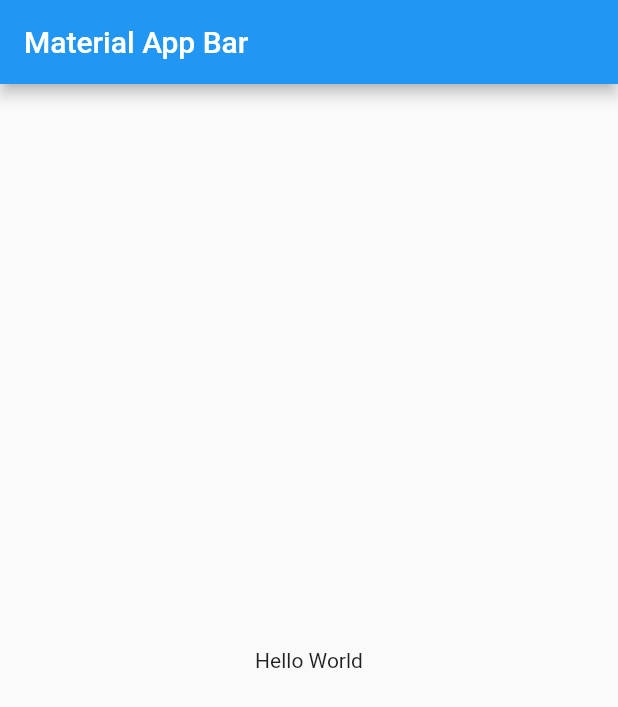
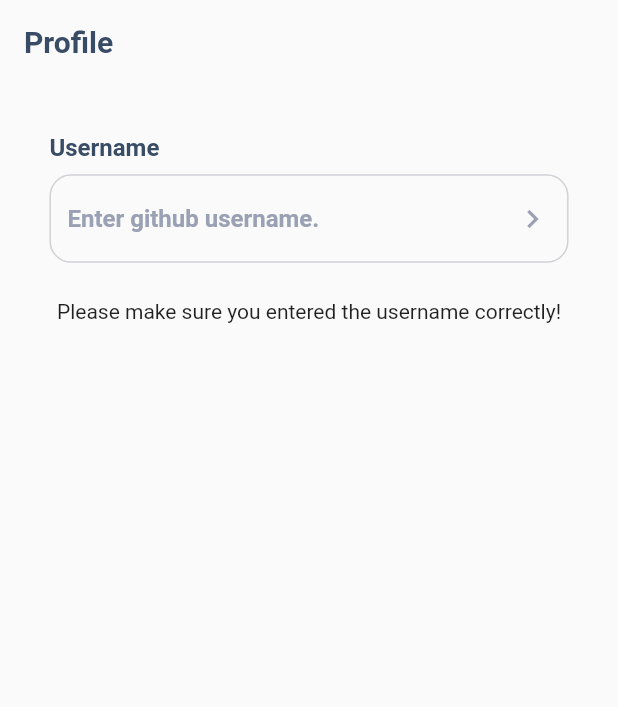
Before and after one commit to akaanuzman/github_app, a Flutter app: the screen it shows after launch, on a phone screen of 412 x 824 dp. Shown: the top 707 px of the screen. Run offline on Flutter 3.47's test engine with Material 2 defaults, Android fonts, the light colour scheme and no system bars; our stand-ins replace animate_do, cached_network_image, dio; accounts and stored records are empty.

Commit message:
home page complated.

```diff
--- /dev/null
+++ b/lib/core/components/circle_load/circle_load.dart
@@ -0,0 +1,9 @@
+import 'package:flutter/material.dart';
+
+class CircleLoad extends Center {
+  const CircleLoad({Key? key})
+      : super(
+          key: key,
+          child: const CircularProgressIndicator(),
+        );
+}
--- a/lib/core/components/container/skeleton_container.dart
+++ /dev/null
@@ -1,20 +0,0 @@
-import 'package:flutter/material.dart';
-
-import '../../extensions/app_extensions.dart';
-
-class SkeletonContainer extends AspectRatio {
-  SkeletonContainer({
-    Key? key,
-    required double aspectRaito,
-    required BuildContext context,
-  }) : super(
-          key: key,
-          aspectRatio: aspectRaito,
-          child: Container(
-            decoration: BoxDecoration(
-              color: context.secondaryTextColor.withOpacity(0.5),
-              borderRadius: context.lowBorderRadius,
-            ),
-          ),
-        );
-}
--- /dev/null
+++ b/lib/core/components/image/responsive_image.dart
@@ -0,0 +1,22 @@
+import 'package:flutter/material.dart';
+
+import '../../../core/extensions/app_extensions.dart';
+import 'special_image.dart';
+
+class ResponsiveImage extends AspectRatio {
+  ResponsiveImage({
+    Key? key,
+    required String url,
+    required BuildContext context,
+  }) : super(
+          key: key,
+          aspectRatio: 1.75,
+          child: Center(
+            child: Material(
+              clipBehavior: Clip.antiAliasWithSaveLayer,
+              borderRadius: context.highBorderRadius * 3,
+              child: SpecialImage(url: url),
+            ),
+          ),
+        );
+}
--- /dev/null
+++ b/lib/core/components/image/special_image.dart
@@ -0,0 +1,28 @@
+import 'package:cached_network_image/cached_network_image.dart';
+import 'package:flutter/material.dart';
+
+import '../../../core/extensions/app_extensions.dart';
+
+class SpecialImage extends CachedNetworkImage {
+  final String url;
+
+  SpecialImage({Key? key, required this.url})
+      : super(
+          key: key,
+          imageUrl: url,
+          placeholder: (context, url) => const CircularProgressIndicator(),
+          errorWidget: (context, url, error) => Center(
+            child: Row(
+              mainAxisAlignment: MainAxisAlignment.center,
+              children: [
+                const Text("Gerekli resim bulunamadı !"),
+                context.emptySizedWidthBoxLow,
+                Icon(
+                  Icons.error,
+                  color: context.red,
+                ),
+              ],
+            ),
+          ),
+        );
+}
--- /dev/null
+++ b/lib/core/components/text/subtitle1_text.dart
@@ -0,0 +1,24 @@
+import 'package:flutter/material.dart';
+
+import '../../../core/extensions/app_extensions.dart';
+
+class Subtitle1Text extends Text {
+  Subtitle1Text({
+    Key? key,
+    required BuildContext context,
+    required String data,
+    Color? color,
+    FontWeight? fontWeight,
+    double? fontSize,
+    String? fontFamily
+  }) : super(
+          data,
+          key: key,
+          style: context.textTheme.subtitle1!.copyWith(
+            color: color ?? context.textColor,
+            fontWeight: fontWeight ?? FontWeight.bold,
+            fontSize: fontSize,
+            fontFamily: fontFamily
+          ),
+        );
+}
--- /dev/null
+++ b/lib/core/components/text/subtitle2_text.dart
@@ -0,0 +1,22 @@
+import 'package:flutter/material.dart';
+
+import '../../../core/extensions/app_extensions.dart';
+
+class Subtitle2Text extends Text {
+  Subtitle2Text({
+    Key? key,
+    required BuildContext context,
+    required String data,
+    FontWeight? fontWeight,
+    double? fontSize,
+    String? fontFamily
+  }) : super(
+          data,
+          key: key,
+          style: context.textTheme.subtitle2!.copyWith(
+            fontWeight: fontWeight ?? FontWeight.bold,
+            fontSize: fontSize,
+            fontFamily: fontFamily
+          ),
+        );
+}
--- /dev/null
+++ b/lib/core/components/textformfield/app_text_form_field.dart
@@ -0,0 +1,82 @@
+import 'package:flutter/material.dart';
+import 'package:flutter/services.dart';
+
+import '../../../core/extensions/app_extensions.dart';
+
+class AppTextFormField extends TextFormField {
+  AppTextFormField({
+    Key? key,
+    required BuildContext context,
+    String? labelText,
+    TextStyle? labelStyle,
+    String? hintText,
+    TextStyle? hintStyle,
+    String? initialValue,
+    String? Function(String?)? validator,
+    Function(String?)? onSaved,
+    Function(String)? onChanged,
+    bool saveAttempted = false,
+    TextInputAction textInputAction = TextInputAction.next,
+    TextInputType? keyboardType,
+    bool obscureText = false,
+    EdgeInsetsGeometry? contentPadding,
+    IconButton? suffixIcon,
+    Widget? prefixIcon,
+    Widget? prefix,
+    Widget? suffix,
+    String? errorText,
+    List<TextInputFormatter>? inputFormatters,
+    OutlineInputBorder? enabledBorder,
+    OutlineInputBorder? focusedBorder,
+    TextEditingController? controller,
+  }) : super(
+          initialValue: initialValue,
+          autovalidateMode: saveAttempted
+              ? AutovalidateMode.always
+              : AutovalidateMode.disabled,
+          controller: controller,
+          textInputAction: textInputAction,
+          keyboardType: keyboardType,
+          obscureText: obscureText,
+          inputFormatters: inputFormatters,
+          decoration: InputDecoration(
+            contentPadding: contentPadding,
+            prefix: prefix,
+            suffix: suffix,
+            labelText: labelText,
+            labelStyle: labelStyle ??
+                context.textTheme.subtitle1!.copyWith(
+                  color: context.secondaryTextColor,
+                  fontWeight: FontWeight.w600,
+                ),
+            hintText: hintText,
+            hintStyle: hintStyle ??
+                context.textTheme.subtitle1!.copyWith(
+                  color: context.secondaryTextColor,
+                  fontWeight: FontWeight.w600,
+                ),
+            suffixIcon: suffixIcon,
+            prefixIcon: prefixIcon,
+            errorText: errorText,
+            enabledBorder: enabledBorder,
+            focusedBorder: focusedBorder,
+            focusedErrorBorder: OutlineInputBorder(
+              borderRadius: context.lowBorderRadius,
+              borderSide: const BorderSide(color: Colors.red),
+            ),
+            errorBorder: OutlineInputBorder(
+              borderRadius: context.lowBorderRadius,
+              borderSide: const BorderSide(color: Colors.red),
+            ),
+          ),
+          style: context.textTheme.subtitle1!.copyWith(
+            fontWeight: FontWeight.w600,
+            color: context.textColor,
+          ),
+          onSaved: onSaved,
+          onChanged: onChanged,
+          validator: validator,
+          textAlign: TextAlign.left,
+          key: key,
+        );
+}
--- /dev/null
+++ b/lib/core/components/textformfield/bordered_text_form_field.dart
@@ -0,0 +1,57 @@
+import 'package:flutter/material.dart';
+import 'package:flutter/services.dart';
+
+import '../../../core/extensions/app_extensions.dart';
+import 'app_text_form_field.dart';
+
+class BorderedTextFormField extends AppTextFormField {
+  BorderedTextFormField(
+      {Key? key,
+      required BuildContext context,
+      String? labelText,
+      TextStyle? labelStyle,
+      String? hintText,
+      TextStyle? hintStyle,
+      String? initialValue,
+      String? Function(String?)? validator,
+      Function(String?)? onSaved,
+      Function(String)? onChanged,
+      bool saveAttempted = false,
+      TextInputAction textInputAction = TextInputAction.next,
+      TextInputType? keyboardType,
+      bool obscureText = false,
+      EdgeInsetsGeometry? contentPadding,
+      IconButton? suffixIcon,
+      Widget? prefixIcon,
+      Widget? prefix,
+      Widget? suffix,
+      String? errorText,
+      List<TextInputFormatter>? inputFormatters,
+      BorderRadius? borderRadius,
+      TextEditingController? controller})
+      : super(
+          key: key,
+          context: context,
+          controller: controller,
+          labelText: labelText,
+          labelStyle: labelStyle,
+          hintText: hintText,
+          hintStyle: hintStyle,
+          obscureText: obscureText,
+          contentPadding: contentPadding,
+          validator: validator,
+          prefix: prefix,
+          suffix: suffix,
+          suffixIcon: suffixIcon,
+          prefixIcon: prefixIcon,
+          keyboardType: keyboardType,
+          enabledBorder: OutlineInputBorder(
+            borderRadius: borderRadius ?? context.lowBorderRadius,
+            borderSide: BorderSide(color: context.grey4),
+          ),
+          focusedBorder: OutlineInputBorder(
+            borderRadius: borderRadius ?? context.lowBorderRadius,
+            borderSide: BorderSide(color: context.grey),
+          ),
+        );
+}
--- a/lib/core/constants/application_constants.dart
+++ b/lib/core/constants/application_constants.dart
@@ -11,5 +11,5 @@ class ApplicationConstants {
 
   ApplicationConstants.init();
 
-  final String servicePath = "https://bulut.eyartu.com/app/";
+  final String servicePath = "https://api.github.com/users/";
 }
--- /dev/null
+++ b/lib/features/home/model/user_model.dart
@@ -0,0 +1,44 @@
+// ignore_for_file: non_constant_identifier_names
+
+import 'package:json_annotation/json_annotation.dart';
+part 'user_model.g.dart';
+
+@JsonSerializable()
+class UserModel {
+  String? login;
+  String? avatar_url;
+  String? url;
+  String? html_url;
+  String? name;
+  String? company;
+  String? blog;
+  String? location;
+  String? email;
+  String? bio;
+  String? twitter_username;
+  int? public_repos;
+  int? followers;
+  int? following;
+
+  UserModel({
+    this.login,
+    this.avatar_url,
+    this.url,
+    this.html_url,
+    this.name,
+    this.company,
+    this.blog,
+    this.location,
+    this.email,
+    this.bio,
+    this.twitter_username,
+    this.public_repos,
+    this.followers,
+    this.following,
+  });
+
+  factory UserModel.fromJson(Map<String, dynamic> json) =>
+      _$UserModelFromJson(json);
+
+  Map<String, dynamic> get toJson => _$UserModelToJson(this);
+}
--- /dev/null
+++ b/lib/features/home/service/IUserService.dart
@@ -0,0 +1,13 @@
+// ignore_for_file: file_names
+
+import 'package:dio/dio.dart';
+
+import '../model/user_model.dart';
+
+abstract class IUserService {
+  final Dio dio;
+
+  IUserService(this.dio);
+
+  Future<UserModel> fetchUserItems(String username);
+}
--- /dev/null
+++ b/lib/features/home/service/user_service.dart
@@ -0,0 +1,39 @@
+import 'dart:io';
+
+import 'package:dio/dio.dart';
+import '../model/user_model.dart';
+import 'user_service_end_points.dart';
+
+import 'IUserService.dart';
+
+class UserService extends IUserService {
+  UserService(Dio dio) : super(dio);
+  @override
+  Future<UserModel> fetchUserItems(String username) async {
+    final String rawValue = UserServiceEndPoints.USER.rawValue(username);
+
+    final response = await dio.get(rawValue);
+
+    if (response.statusCode == HttpStatus.ok) {
+      final data = response.data;
+      print(data['login']);
+      return UserModel(
+          login: data['login'],
+          avatar_url: data['avatar_url'],
+          url: data['url'],
+          html_url: data['html_url'],
+          name: data['name'],
+          company: data['company'],
+          blog: data['blog'],
+          location: data['location'],
+          email: data['email'],
+          bio: data['bio'],
+          twitter_username: data['twitter_username'],
+          public_repos: data['public_repos'],
+          followers: data['followers'],
+          following: data['following']);
+    }
+
+    return UserModel();
+  }
+}
--- /dev/null
+++ b/lib/features/home/service/user_service_end_points.dart
@@ -0,0 +1,12 @@
+// ignore_for_file: constant_identifier_names
+
+enum UserServiceEndPoints { USER }
+
+extension ProductServiceExtension on UserServiceEndPoints {
+  String rawValue(String username) {
+    switch (this) {
+      case UserServiceEndPoints.USER:
+        return '/$username';
+    }
+  }
+}
--- /dev/null
+++ b/lib/features/home/view/home_view.dart
@@ -0,0 +1,168 @@
+// ignore_for_file: must_be_immutable
+
+import 'package:animate_do/animate_do.dart';
+import 'package:flutter/material.dart';
+import 'package:github_app/core/base/view/base_view.dart';
+import 'package:github_app/core/components/circle_load/circle_load.dart';
+import 'package:github_app/core/components/image/responsive_image.dart';
+import 'package:github_app/core/components/text/headline6_text.dart';
+import 'package:github_app/core/components/text/subtitle1_text.dart';
+import 'package:github_app/core/extensions/app_extensions.dart';
+import 'package:github_app/core/components/textformfield/bordered_text_form_field.dart';
+import 'package:github_app/features/home/viewModel/home_view_model.dart';
+import 'package:github_app/product/components/button/special_icon_button.dart';
+import 'package:github_app/product/components/wrap/wrap_icon_text.dart';
+
+class HomeView extends StatelessWidget {
+  var usernameController = TextEditingController();
+  HomeView({Key? key}) : super(key: key);
+
+  @override
+  Widget build(BuildContext context) => BaseView<HomeViewModel>(
+        viewModel: HomeViewModel(),
+        onModelReady: (model) {
+          model.setContext(context);
+          model.init();
+        },
+        onPageBuilder: (BuildContext context, HomeViewModel viewModel) => Scaffold(
+            appBar: _appBar(context),
+            body: viewModel.isLoad
+                ? _loadedBody(context, viewModel)
+                : const CircleLoad(),
+          ),
+      );
+
+  AppBar _appBar(BuildContext context) => AppBar(
+        backgroundColor: Colors.transparent,
+        elevation: 0,
+        centerTitle: false,
+        title: Headline6Text(context: context, data: "Profile"),
+      );
+
+  FlipInX _loadedBody(BuildContext context, HomeViewModel viewModel) {
+    var loadProfile = viewModel.isShowProfile
+        ? _profile(viewModel, context)
+        : _notFoundProfile;
+    return FlipInX(
+      child: ListView(
+        padding: context.paddingMedium,
+        children: [
+          Subtitle1Text(context: context, data: "Username"),
+          context.emptySizedHeightBoxLow,
+          _textFormField(context, viewModel),
+          context.emptySizedHeightBoxLow3x,
+          loadProfile
+        ],
+      ),
+    );
+  }
+
+  BorderedTextFormField _textFormField(
+          BuildContext context, HomeViewModel viewModel) =>
+      BorderedTextFormField(
+        context: context,
+        hintText: "Enter github username.",
+        controller: usernameController,
+        suffixIcon: _suffixIcon(context, viewModel),
+      );
+
+  SpecialIconButton _suffixIcon(
+          BuildContext context, HomeViewModel viewModel) =>
+      SpecialIconButton(
+        context: context,
+        icon: Icons.navigate_next,
+        onTap: () => viewModel.fetchUserItems(usernameController.text),
+      );
+
+  Text get _notFoundProfile => const Text(
+        "Please make sure you entered the username correctly!",
+        textAlign: TextAlign.center,
+      );
+
+  FlipInX _profile(HomeViewModel viewModel, BuildContext context) => FlipInX(
+        child: ListView(
+          shrinkWrap: true,
+          physics: const NeverScrollableScrollPhysics(),
+          children: [
+            _image(viewModel, context),
+            context.emptySizedHeightBoxNormal,
+            _profileInfoItems(context, viewModel),
+            _repositoryButton(context, viewModel)
+          ],
+        ),
+      );
+
+  ResponsiveImage _image(HomeViewModel viewModel, BuildContext context) =>
+      ResponsiveImage(
+        url: viewModel.userModel.avatar_url ?? "",
+        context: context,
+      );
+
+  GridView _profileInfoItems(BuildContext context, HomeViewModel viewModel) =>
+      GridView(
+        shrinkWrap: true,
+        physics: const NeverScrollableScrollPhysics(),
+        gridDelegate: const SliverGridDelegateWithFixedCrossAxisCount(
+          crossAxisCount: 2,
+          childAspectRatio: 3.5,
+        ),
+        children: [
+          WrapIconText(
+            context: context,
+            icon: Icons.person,
+            title: viewModel.userModel.login ?? "NULL_USERNAME",
+          ),
+          WrapIconText(
+            context: context,
+            icon: Icons.business_center,
+            title: viewModel.userModel.company ?? "Has no company",
+          ),
+          WrapIconText(
+            context: context,
+            icon: Icons.location_on,
+            title: viewModel.userModel.location ?? "Has no location",
+          ),
+          WrapIconText(
+            context: context,
+            icon: Icons.mood,
+            title: viewModel.userModel.name ?? "Has no name.",
+          ),
+          WrapIconText(
+            context: context,
+            icon: Icons.group,
+            title: "${viewModel.userModel.followers} followers",
+          ),
+          WrapIconText(
+            context: context,
+            icon: Icons.groups,
+            title: "${viewModel.userModel.following} following",
+          )
+        ],
+      );
+
+  GestureDetector _repositoryButton(
+          BuildContext context, HomeViewModel viewModel) =>
+      GestureDetector(
+        onTap: () {},
+        child: AspectRatio(
+          aspectRatio: 5,
+          child: Container(
+            decoration: BoxDecoration(
+              borderRadius: context.highBorderRadius,
+              color: context.grey4,
+            ),
+            child: _repositoryButtonContent(context, viewModel),
+          ),
+        ),
+      );
+
+  Center _repositoryButtonContent(
+          BuildContext context, HomeViewModel viewModel) =>
+      Center(
+        child: WrapIconText(
+          context: context,
+          icon: Icons.assignment,
+          title: "${viewModel.userModel.public_repos} Repository",
+        ),
+      );
+}
--- /dev/null
+++ b/lib/features/home/viewmodel/home_view_model.dart
@@ -0,0 +1,35 @@
+import 'dart:async';
+import 'package:flutter/material.dart';
+import '../../../core/extensions/app_extensions.dart';
+import '../../../core/base/viewmodel/base_view_model.dart';
+import '../service/IUserService.dart';
+import '../service/user_service.dart';
+
+import '../model/user_model.dart';
+
+class HomeViewModel extends BaseViewModel {
+  late IUserService userService;
+  late UserModel userModel;
+  bool isLoad = false;
+  bool isShowProfile = false;
+
+  @override
+  void init() {
+    Timer(context.durationSlow, loadScreen);
+    userService = UserService(networkManager.dio);
+  }
+
+  void fetchUserItems(String username) async {
+    userModel = await userService.fetchUserItems(username);
+    if (userModel.name != null) {
+      isShowProfile = true;
+      setState();
+    }
+    setState();
+  }
+
+  void loadScreen() {
+    isLoad = !isLoad;
+    setState();
+  }
+}
--- a/lib/main.dart
+++ b/lib/main.dart
@@ -1,22 +1,22 @@
 import 'package:flutter/material.dart';
+import 'features/home/view/home_view.dart';
 
-void main() => runApp(MyApp());
+import 'core/init/navigation/navigation_route.dart';
+import 'core/init/navigation/navigation_service.dart';
+
+void main() => runApp(const MyApp());
 
 class MyApp extends StatelessWidget {
+  const MyApp({Key? key}) : super(key: key);
+
   @override
   Widget build(BuildContext context) {
     return MaterialApp(
-      title: 'Material App',
-      home: Scaffold(
-        appBar: AppBar(
-          title: Text('Material App Bar'),
-        ),
-        body: Center(
-          child: Container(
-            child: Text('Hello World'),
-          ),
-        ),
-      ),
+      navigatorKey: NavigationService.navigatorKey,
+      onGenerateRoute: NavigationRoute.generateRoute,
+      debugShowCheckedModeBanner: false,
+      title: 'Github App',
+      home: HomeView(),
     );
   }
 }
--- /dev/null
+++ b/lib/product/components/button/special_icon_button.dart
@@ -0,0 +1,17 @@
+import 'package:flutter/material.dart';
+import '../../../core/extensions/app_extensions.dart';
+
+class SpecialIconButton extends IconButton {
+  SpecialIconButton({
+    Key? key,
+    required BuildContext context,
+    required IconData icon,
+    void Function()? onTap,
+  }) : super(
+            icon: Icon(
+              icon,
+              color: context.secondaryTextColor,
+            ),
+            onPressed: onTap ?? () {},
+            key: key);
+}
--- /dev/null
+++ b/lib/product/components/wrap/wrap_icon_text.dart
@@ -0,0 +1,27 @@
+import 'package:flutter/material.dart';
+import '../../../core/extensions/app_extensions.dart';
+
+class WrapIconText extends Wrap {
+  WrapIconText({
+    Key? key,
+    required BuildContext context,
+    required IconData icon,
+    required String title,
+    double? fontSize,
+  }) : super(
+          key: key,
+          crossAxisAlignment: WrapCrossAlignment.center,
+          spacing: context.lowValue,
+          children: [
+            Icon(icon),
+            FittedBox(
+              child: Text(
+                title,
+                style: context.textTheme.subtitle2!
+                    .copyWith(fontWeight: FontWeight.bold, fontSize: fontSize),
+                maxLines: 2,
+              ),
+            ),
+          ],
+        );
+}
--- a/pubspec.yaml
+++ b/pubspec.yaml
@@ -14,6 +14,7 @@ dependencies:
   # Visual Elements
   cupertino_icons: ^1.0.2
   animate_do: ^2.1.0
+  cached_network_image: ^3.2.0
   device_preview: ^1.0.0
 
   # State Management
```
Also changed, not shown: lib/features/home/model/user_model.g.dart (added), pubspec.lock, 3 other files.
